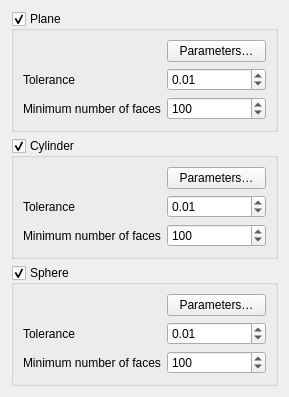
southseact-3d/fcd, file src/Mod/Mesh/Gui/SegmentationBestFit.ui: the form before one commit.
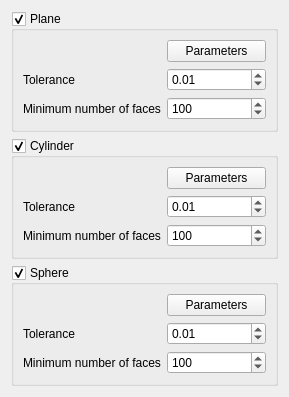
The form after the commit.

The edit to the form file:
```diff
--- a/src/Mod/Mesh/Gui/SegmentationBestFit.ui
+++ b/src/Mod/Mesh/Gui/SegmentationBestFit.ui
@@ -26,7 +26,7 @@
       <item row="0" column="1">
        <widget class="QPushButton" name="planeParameters">
         <property name="text">
-         <string>Parameters…</string>
+         <string>Parameters</string>
         </property>
        </widget>
       </item>
@@ -79,7 +79,7 @@
       <item row="0" column="1">
        <widget class="QPushButton" name="cylinderParameters">
         <property name="text">
-         <string>Parameters…</string>
+         <string>Parameters</string>
         </property>
        </widget>
       </item>
@@ -132,7 +132,7 @@
       <item row="0" column="1">
        <widget class="QPushButton" name="sphereParameters">
         <property name="text">
-         <string>Parameters…</string>
+         <string>Parameters</string>
         </property>
        </widget>
       </item>
```
